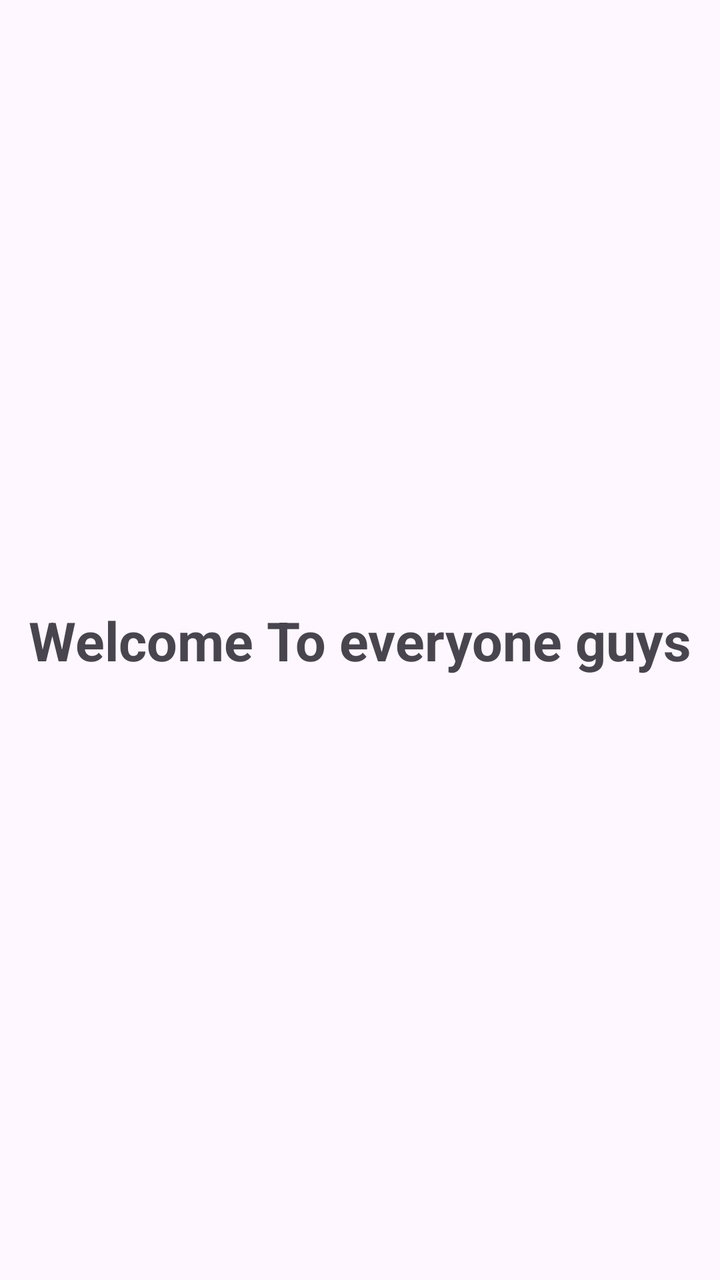
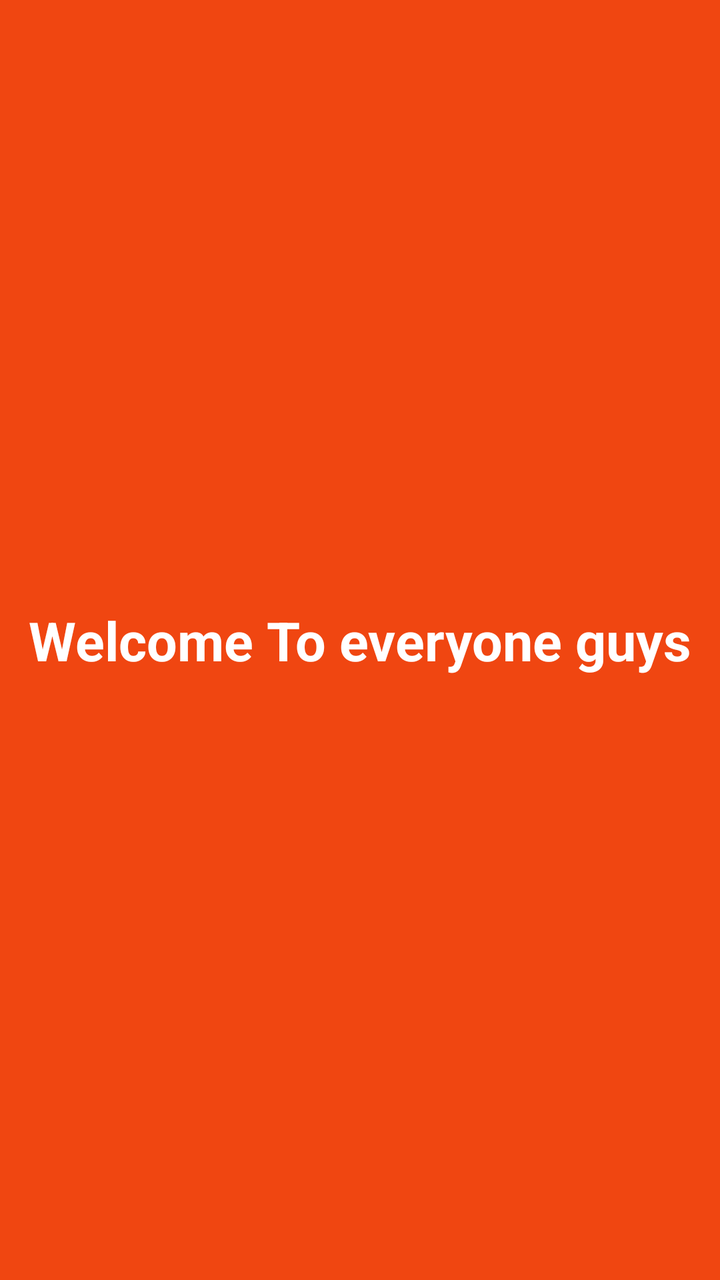

An Android layout rendered at two revisions. The XML below is the earlier revision; the diff shows what the commit changed to produce the second picture.
<!-- AndroidManifest.xml: application theme Theme.Vision -->
<!-- res/layout/activity_home.xml -->
<?xml version="1.0" encoding="utf-8"?>
<LinearLayout xmlns:android="http://schemas.android.com/apk/res/android"
    xmlns:app="http://schemas.android.com/apk/res-auto"
    xmlns:tools="http://schemas.android.com/tools"
    android:id="@+id/main"
    android:layout_width="match_parent"
    android:layout_height="match_parent"
    tools:context=".Home_Activity"
    android:gravity="center">

    <TextView
        android:layout_width="match_parent"
        android:layout_height="wrap_content"
        android:text="Welcome To everyone guys"
        android:gravity="center"
        android:textSize="27sp"
        android:textStyle="bold"/>

</LinearLayout>
<!-- resources referenced by this layout -->
<resources>
  <style name="Theme.Vision" parent="Base.Theme.Vision" />
  <style name="Base.Theme.Vision" parent="Theme.Material3.DayNight.NoActionBar">
          
          
      </style>
</resources>

<!-- the commit's change to res/layout/activity_home.xml (unified diff, before → after) -->
@@ -6,7 +6,8 @@
     android:layout_width="match_parent"
     android:layout_height="match_parent"
     tools:context=".Home_Activity"
-    android:gravity="center">
+    android:gravity="center"
+    android:background="@color/orange">
 
     <TextView
         android:layout_width="match_parent"
@@ -14,6 +15,7 @@
         android:text="Welcome To everyone guys"
         android:gravity="center"
         android:textSize="27sp"
-        android:textStyle="bold"/>
+        android:textStyle="bold"
+        android:textColor="@color/white"/>
 
 </LinearLayout>
<!-- resource entries referenced after the edit -->
@@ -1,5 +1,7 @@
 <!-- resources referenced by this layout -->
 <resources>
+  <color name="orange">#F04611</color>
+  <color name="white">#FFFFFFFF</color>
   <style name="Theme.Vision" parent="Base.Theme.Vision" />
   <style name="Base.Theme.Vision" parent="Theme.Material3.DayNight.NoActionBar">
           
